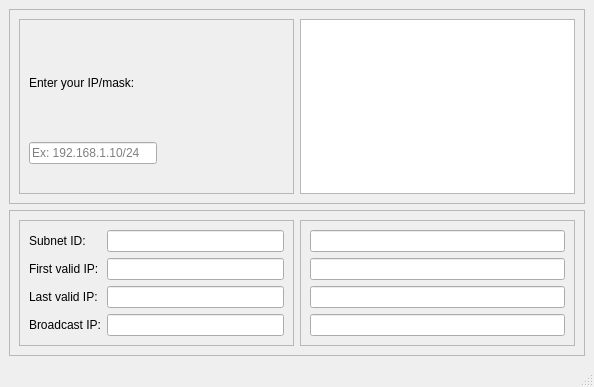
The window that ui/design_subnet_calculator2.ui (DamienDaco/Subnet_Calculator) describes before a commit, drawn with Qt 5.
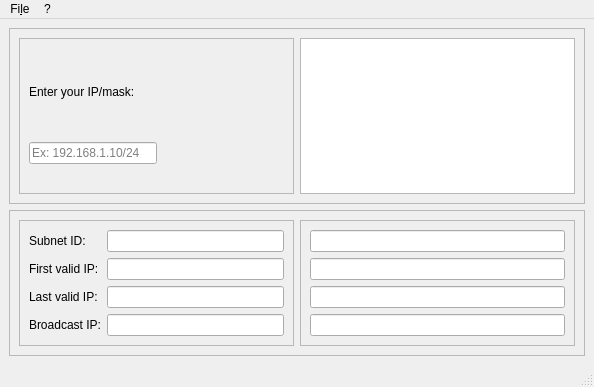
The same window after the commit.

Commit message: Added save list of IPs to .txt file feature

```diff
--- a/ui/design_subnet_calculator2.ui
+++ b/ui/design_subnet_calculator2.ui
@@ -212,6 +212,20 @@
      <height>30</height>
     </rect>
    </property>
+   <widget class="QMenu" name="menuFile">
+    <property name="title">
+     <string>Fi&amp;le</string>
+    </property>
+    <addaction name="action_save_as"/>
+   </widget>
+   <widget class="QMenu" name="menu">
+    <property name="title">
+     <string>?</string>
+    </property>
+    <addaction name="action_about"/>
+   </widget>
+   <addaction name="menuFile"/>
+   <addaction name="menu"/>
   </widget>
   <widget class="QStatusBar" name="statusbar"/>
  </widget>
```
Left out of the diff: 13 changed lines with no effect on the pictures. The commit also changes 2 other files.
